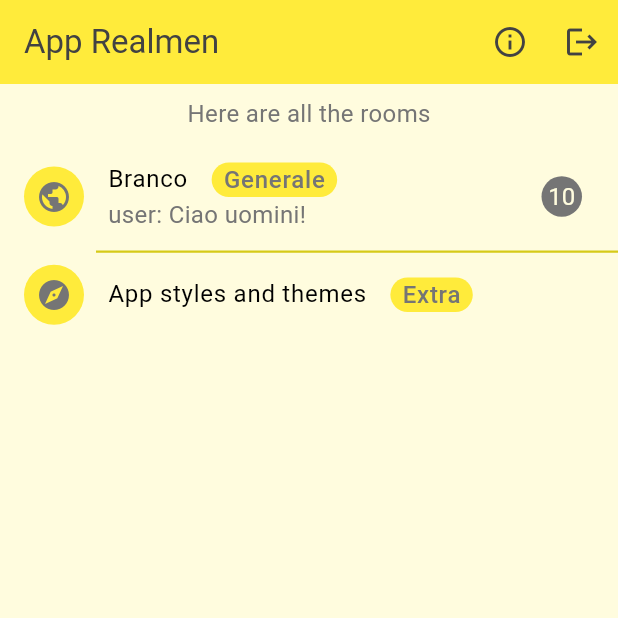
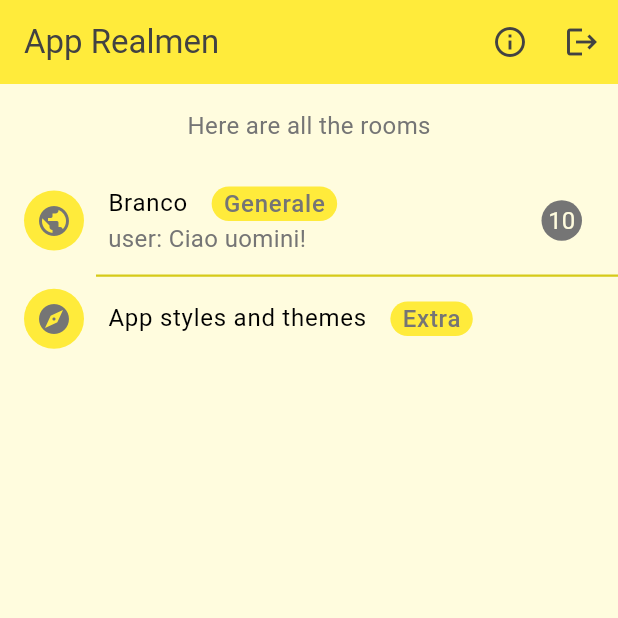
Before and after one commit to scanzy/flutterchat, a Flutter app: the RoomsListScreen screen opened directly, on a phone screen of 412 x 824 dp, the top half of it. Run offline on Flutter 3.47's test engine with Material 3 defaults, Android fonts, the phone set to English and light mode, and no system bars; our stand-ins replace google_fonts, package_info_plus, pocketbase, shared_preferences, timezone; missing offline and left inert: scrollview_observer; accounts and stored records are empty.

Commit message:
Move remaining sizes to app dimensions

```diff
--- a/lib/dev/styles.dart
+++ b/lib/dev/styles.dart
@@ -63,7 +63,7 @@ class StylesPage extends StatelessWidget {
         ]
       ),
       body: ScrollableCenterPage(
-        padding: EdgeInsets.all(24),
+        padding: EdgeInsets.all(AppDimensions.L),
         child: Column(
           mainAxisAlignment: MainAxisAlignment.center,
           children: [
--- a/lib/room/list.dart
+++ b/lib/room/list.dart
@@ -100,7 +100,7 @@ class RoomsListScreen extends StatelessWidget {
       body: Column(
       children: [
         Container(
-          padding: EdgeInsets.all(8),
+          padding: EdgeInsets.all(AppDimensions.M),
           alignment: Alignment.center,
           child: Text(
             'Here are all the rooms',
--- a/lib/utils/form.dart
+++ b/lib/utils/form.dart
@@ -68,8 +68,8 @@ class FormWidget extends StatelessWidget {
   Widget build(BuildContext context) {
     return Container(
       width: 400,
-      margin:  const EdgeInsets.all(24),
-      padding: const EdgeInsets.all(24),
+      margin:  EdgeInsets.all(AppDimensions.L),
+      padding: EdgeInsets.all(AppDimensions.L),
       decoration: context.styles.basic.box(rounded: true),
 
       child: Form(
--- a/pubspec.yaml
+++ b/pubspec.yaml
@@ -20,7 +20,7 @@ publish_to: 'none' # Remove this line if you wish to publish to pub.dev
 # - v: main version number
 # - m: milestone number
 # - i: current issue number
-version: 1.0.90
+version: 1.0.71
 
 environment:
   sdk: "^3.7.0"
```
